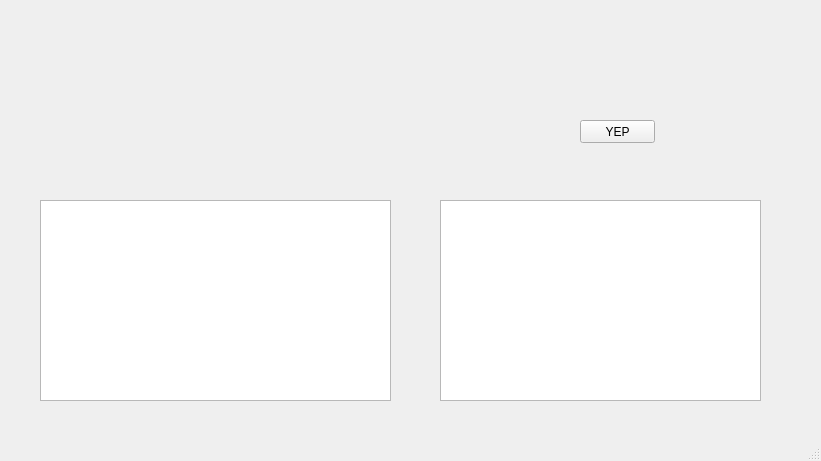
Before: the Qt Designer form main.ui in Trogvar71/BnG_test, drawn with Qt 5.
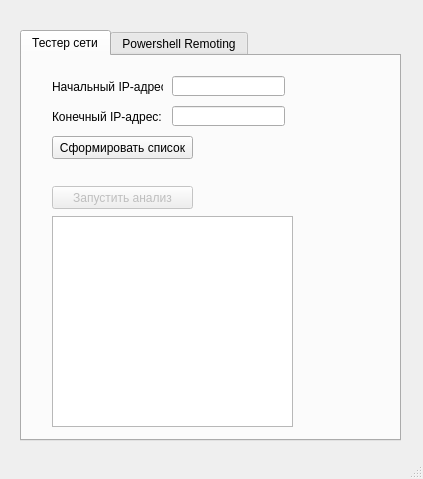
After: the same form once the commit is applied.

The edit to the form file:
```diff
--- a/main.ui
+++ b/main.ui
@@ -6,46 +6,166 @@
    <rect>
     <x>0</x>
     <y>0</y>
-    <width>821</width>
-    <height>461</height>
+    <width>423</width>
+    <height>479</height>
    </rect>
   </property>
   <property name="windowTitle">
    <string>NetAnalizer</string>
   </property>
   <widget class="QWidget" name="centralwidget">
-   <widget class="QTableWidget" name="ResultTable">
+   <widget class="QTabWidget" name="tabWidget">
     <property name="geometry">
      <rect>
-      <x>40</x>
-      <y>200</y>
-      <width>351</width>
-      <height>201</height>
+      <x>20</x>
+      <y>30</y>
+      <width>381</width>
+      <height>411</height>
      </rect>
     </property>
-   </widget>
-   <widget class="QPushButton" name="RunButton">
-    <property name="geometry">
-     <rect>
-      <x>580</x>
-      <y>120</y>
-      <width>75</width>
-      <height>23</height>
-     </rect>
+    <property name="currentIndex">
+     <number>0</number>
     </property>
-    <property name="text">
-     <string>YEP</string>
-    </property>
-   </widget>
-   <widget class="QTextBrowser" name="textBrowser">
-    <property name="geometry">
-     <rect>
-      <x>440</x>
-      <y>200</y>
-      <width>321</width>
-      <height>201</height>
-     </rect>
-    </property>
+    <widget class="QWidget" name="tab">
+     <attribute name="title">
+      <string>Тестер сети</string>
+     </attribute>
+     <widget class="QLineEdit" name="IP_start_input">
+      <property name="geometry">
+       <rect>
+        <x>150</x>
+        <y>20</y>
+        <width>113</width>
+        <height>20</height>
+       </rect>
+      </property>
+      <property name="text">
+       <string/>
+      </property>
+     </widget>
+     <widget class="QPushButton" name="RunButton">
+      <property name="enabled">
+       <bool>false</bool>
+      </property>
+      <property name="geometry">
+       <rect>
+        <x>30</x>
+        <y>130</y>
+        <width>141</width>
+        <height>23</height>
+       </rect>
+      </property>
+      <property name="text">
+       <string>Запустить анализ</string>
+      </property>
+     </widget>
+     <widget class="QLabel" name="Start_label">
+      <property name="geometry">
+       <rect>
+        <x>30</x>
+        <y>20</y>
+        <width>111</width>
+        <height>21</height>
+       </rect>
+      </property>
+      <property name="text">
+       <string>Начальный IP-адрес:</string>
+      </property>
+     </widget>
+     <widget class="QLabel" name="End_label">
+      <property name="geometry">
+       <rect>
+        <x>30</x>
+        <y>50</y>
+        <width>111</width>
+        <height>21</height>
+       </rect>
+      </property>
+      <property name="text">
+       <string>Конечный IP-адрес:</string>
+      </property>
+     </widget>
+     <widget class="QTableWidget" name="ResultTable">
+      <property name="geometry">
+       <rect>
+        <x>30</x>
+        <y>160</y>
+        <width>241</width>
+        <height>211</height>
+       </rect>
+      </property>
+     </widget>
+     <widget class="QLineEdit" name="IP_end_input">
+      <property name="geometry">
+       <rect>
+        <x>150</x>
+        <y>50</y>
+        <width>113</width>
+        <height>20</height>
+       </rect>
+      </property>
+      <property name="text">
+       <string/>
+      </property>
+     </widget>
+     <widget class="QPushButton" name="TestButton">
+      <property name="geometry">
+       <rect>
+        <x>30</x>
+        <y>80</y>
+        <width>141</width>
+        <height>23</height>
+       </rect>
+      </property>
+      <property name="text">
+       <string>Сформировать список</string>
+      </property>
+     </widget>
+     <widget class="QLabel" name="Error_Label">
+      <property name="geometry">
+       <rect>
+        <x>180</x>
+        <y>85</y>
+        <width>191</width>
+        <height>21</height>
+       </rect>
+      </property>
+      <property name="text">
+       <string/>
+      </property>
+     </widget>
+     <widget class="QLabel" name="Test_Label">
+      <property name="geometry">
+       <rect>
+        <x>30</x>
+        <y>110</y>
+        <width>271</width>
+        <height>16</height>
+       </rect>
+      </property>
+      <property name="text">
+       <string/>
+      </property>
+     </widget>
+     <widget class="QLabel" name="Done_Label">
+      <property name="geometry">
+       <rect>
+        <x>180</x>
+        <y>132</y>
+        <width>131</width>
+        <height>21</height>
+       </rect>
+      </property>
+      <property name="text">
+       <string/>
+      </property>
+     </widget>
+    </widget>
+    <widget class="QWidget" name="tab_2">
+     <attribute name="title">
+      <string>Powershell Remoting</string>
+     </attribute>
+    </widget>
    </widget>
   </widget>
   <widget class="QMenuBar" name="menubar">
```
Left out of the diff: 2 changed lines with no effect on the pictures.
